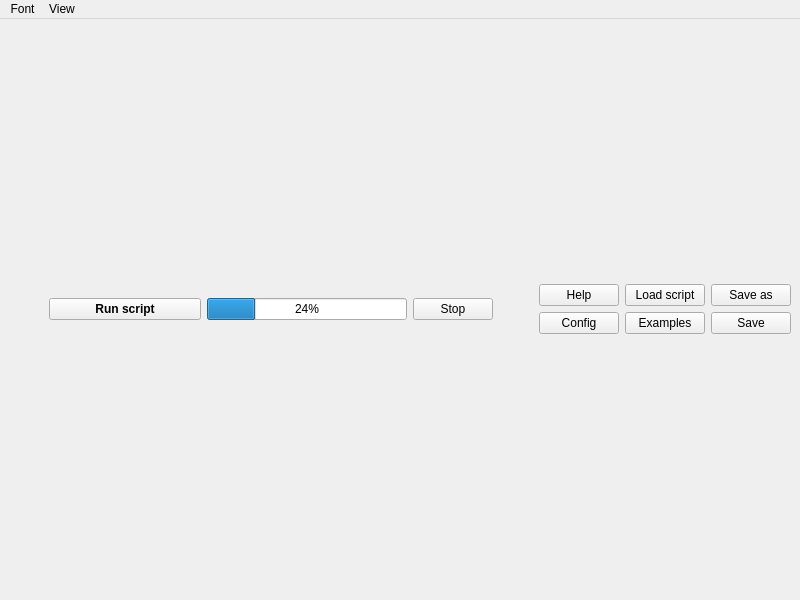
Before: the Qt Designer form src/gui/ascriptwindow.ui in andrmor/ANTS2, drawn with Qt 5.
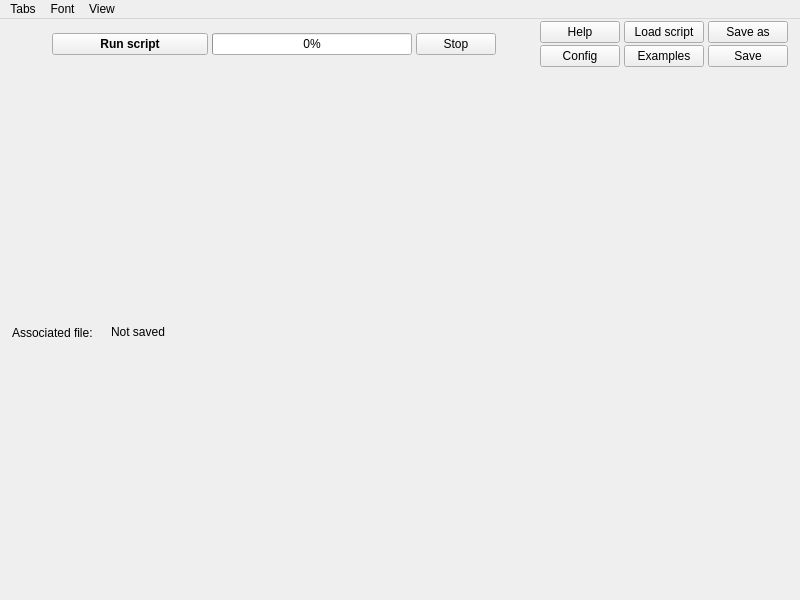
After: the same form once the commit is applied.

The edit to the form file:
```diff
--- a/src/gui/ascriptwindow.ui
+++ b/src/gui/ascriptwindow.ui
@@ -15,8 +15,38 @@
   </property>
   <widget class="QWidget" name="centralwidget">
    <layout class="QVBoxLayout" name="verticalLayout_3">
+    <property name="spacing">
+     <number>2</number>
+    </property>
+    <property name="leftMargin">
+     <number>6</number>
+    </property>
+    <property name="topMargin">
+     <number>0</number>
+    </property>
+    <property name="rightMargin">
+     <number>6</number>
+    </property>
+    <property name="bottomMargin">
+     <number>6</number>
+    </property>
     <item>
      <layout class="QHBoxLayout" name="horizontalLayout">
+      <property name="spacing">
+       <number>4</number>
+      </property>
+      <property name="leftMargin">
+       <number>6</number>
+      </property>
+      <property name="topMargin">
+       <number>2</number>
+      </property>
+      <property name="rightMargin">
+       <number>6</number>
+      </property>
+      <property name="bottomMargin">
+       <number>2</number>
+      </property>
       <item>
        <spacer name="horizontalSpacer_2">
         <property name="orientation">
@@ -67,7 +97,10 @@
          </size>
         </property>
         <property name="value">
-         <number>24</number>
+         <number>0</number>
+        </property>
+        <property name="invertedAppearance">
+         <bool>false</bool>
         </property>
        </widget>
       </item>
@@ -99,6 +132,9 @@
       </item>
       <item>
        <layout class="QVBoxLayout" name="verticalLayout">
+        <property name="spacing">
+         <number>2</number>
+        </property>
         <item>
          <widget class="QPushButton" name="pbHelp">
           <property name="text">
@@ -121,11 +157,11 @@
         </item>
        </layout>
       </item>
-      <item>
-       <layout class="QHBoxLayout" name="horizontalLayout_2"/>
-      </item>
       <item>
        <layout class="QVBoxLayout" name="verticalLayout_5">
+        <property name="spacing">
+         <number>2</number>
+        </property>
         <item>
          <widget class="QPushButton" name="pbLoad">
           <property name="text">
@@ -144,6 +180,9 @@
       </item>
       <item>
        <layout class="QVBoxLayout" name="verticalLayout_2">
+        <property name="spacing">
+         <number>2</number>
+        </property>
         <item>
          <widget class="QPushButton" name="pbSaveAs">
           <property name="text">
@@ -165,6 +204,72 @@
       </item>
      </layout>
     </item>
+    <item>
+     <widget class="QFrame" name="frame">
+      <property name="sizePolicy">
+       <sizepolicy hsizetype="Preferred" vsizetype="Minimum">
+        <horstretch>0</horstretch>
+        <verstretch>0</verstretch>
+       </sizepolicy>
+      </property>
+      <property name="frameShape">
+       <enum>QFrame::NoFrame</enum>
+      </property>
+      <property name="frameShadow">
+       <enum>QFrame::Raised</enum>
+      </property>
+      <layout class="QHBoxLayout" name="horizontalLayout_2">
+       <property name="spacing">
+        <number>5</number>
+       </property>
+       <property name="leftMargin">
+        <number>6</number>
+       </property>
+       <property name="topMargin">
+        <number>0</number>
+       </property>
+       <property name="rightMargin">
+        <number>6</number>
+       </property>
+       <property name="bottomMargin">
+        <number>0</number>
+       </property>
+       <item>
+        <widget class="QLabel" name="label">
+         <property name="text">
+          <string>Associated file:</string>
+         </property>
+        </widget>
+       </item>
+       <item>
+        <widget class="QPushButton" name="pbFileName">
+         <property name="toolTip">
+          <string>Click to open in default file explorer</string>
+         </property>
+         <property name="text">
+          <string>Not saved</string>
+         </property>
+         <property name="flat">
+          <bool>true</bool>
+         </property>
+        </widget>
+       </item>
+       <item>
+        <spacer name="horizontalSpacer_3">
+         <property name="orientation">
+          <enum>Qt::Horizontal</enum>
+         </property>
+         <property name="sizeHint" stdset="0">
+          <size>
+           <width>40</width>
+           <height>20</height>
+          </size>
+         </property>
+        </spacer>
+       </item>
+      </layout>
+     </widget>
+    </item>
    </layout>
   </widget>
   <widget class="QMenuBar" name="menuBar">
@@ -195,6 +300,16 @@
     <addaction name="actionClose_all_messenger_windows"/>
     <addaction name="actionClear_unused_messenger_windows"/>
    </widget>
+   <widget class="QMenu" name="menuTabs">
+    <property name="title">
+     <string>Tabs</string>
+    </property>
+    <addaction name="separator"/>
+    <addaction name="actionStore_all_tabs"/>
+    <addaction name="actionRestore_session"/>
+    <addaction name="separator"/>
+   </widget>
+   <addaction name="menuTabs"/>
    <addaction name="menuFont"/>
    <addaction name="menuView"/>
   </widget>
```
Left out of the diff: 10 changed lines with no effect on the pictures.
